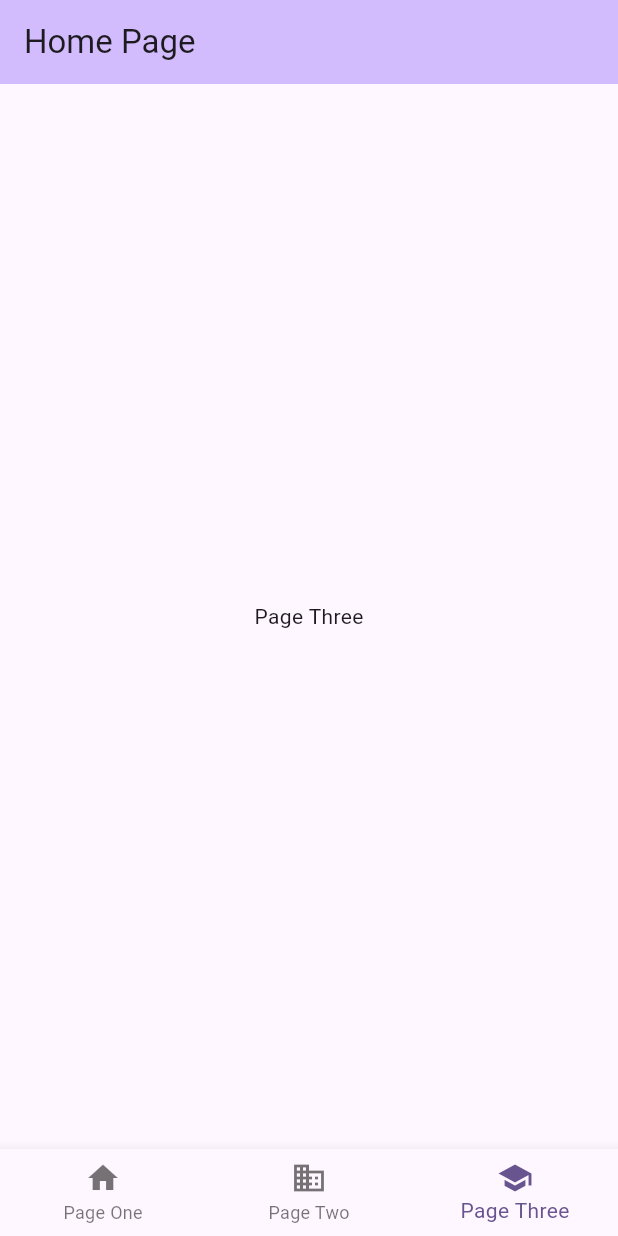
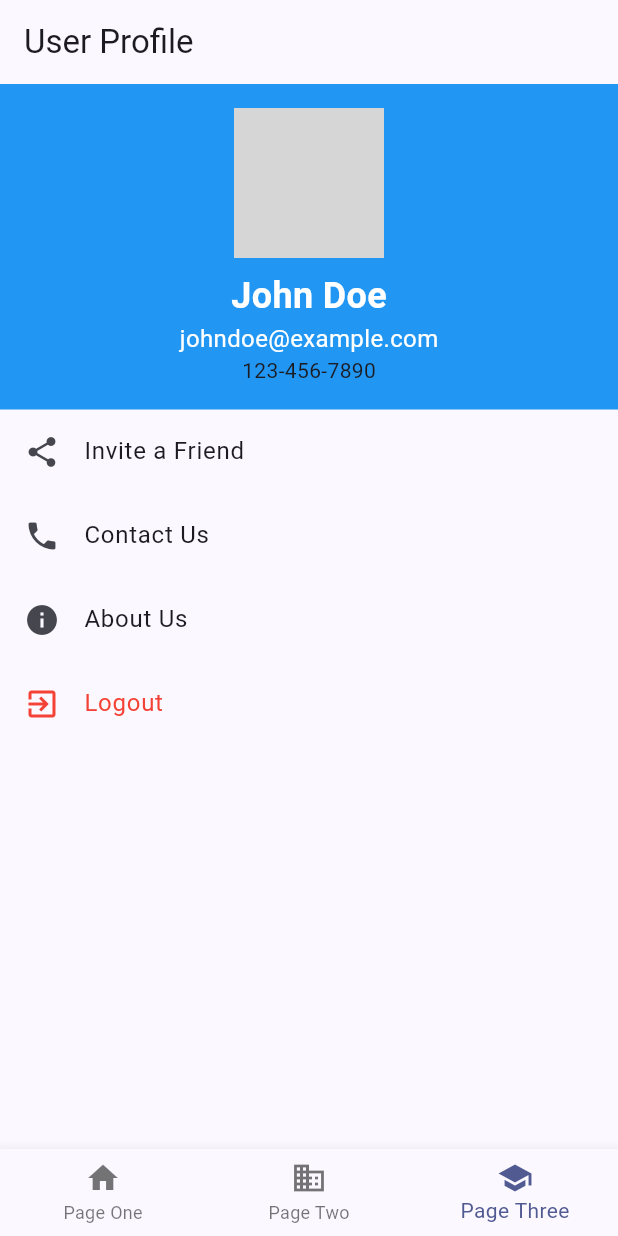
Before and after one commit to Aditya2874/your_wellbeing, a Flutter app: the MyHomePage screen opened directly, item 3 of the bottom bar chosen, on a phone screen of 412 x 824 dp. Run offline on Flutter 3.47's test engine with Material 2 defaults, Android fonts, the light colour scheme and no system bars; our stand-ins replace flutter_native_splash, share, shared_preferences; accounts and stored records are empty; grey boxes are pictures that could not be loaded.

Commit message:
User Profile layout implemented Need to add more options

```diff
--- a/lib/main.dart
+++ b/lib/main.dart
@@ -17,7 +17,7 @@ class MyApp extends StatelessWidget {
     return MaterialApp(
       title: 'Your WellBeing',
       theme: ThemeData(
-        colorScheme: ColorScheme.fromSeed(seedColor: Colors.deepPurple),
+        colorScheme: ColorScheme.fromSeed(seedColor: Colors.indigo),
         useMaterial3: true,
       ),
       home: IntroductionScreen(),
@@ -40,7 +40,7 @@ class _MyHomePageState extends State<MyHomePage> {
   final List<Widget> _pages = [
     familyInfo(),
     healthInfo(),
-    userProfile()
+    UserProfile()
   ];
 
   void _onItemTapped(int index) {
@@ -52,10 +52,6 @@ class _MyHomePageState extends State<MyHomePage> {
   @override
   Widget build(BuildContext context) {
     return Scaffold(
-      appBar: AppBar(
-        backgroundColor: Theme.of(context).colorScheme.inversePrimary,
-        title: Text(widget.title),
-      ),
       body: Center(
         child: _pages.elementAt(_selectedIndex),
       ),
--- a/lib/signUp.dart
+++ b/lib/signUp.dart
@@ -1,5 +1,6 @@
 import 'package:flutter/cupertino.dart';
 import 'package:flutter/material.dart';
+import 'package:shared_preferences/shared_preferences.dart';
 import 'package:your_wellbeing/login.dart';
 import 'package:your_wellbeing/main.dart';
 
@@ -35,7 +36,9 @@ class signUp extends StatelessWidget{
               obscureText: true,
             ),
             ElevatedButton(
-              onPressed: () {
+              onPressed: () async {
+                SharedPreferences prefs = await SharedPreferences.getInstance();
+                prefs.setBool('loggedIn', true);
                 // Navigate to the home screen
                 Navigator.pushReplacement(
                   context,
--- a/lib/userProfile.dart
+++ b/lib/userProfile.dart
@@ -1,12 +1,161 @@
+import 'package:flutter/material.dart';
+import 'package:share/share.dart';
+import 'package:shared_preferences/shared_preferences.dart';
+import 'package:your_wellbeing/signUp.dart';
 
-import 'package:flutter/cupertino.dart';
+class UserProfile extends StatelessWidget {
+  const UserProfile({super.key});
 
-class userProfile extends StatelessWidget{
+
   @override
   Widget build(BuildContext context) {
-    return Center(
-      child: Text('Page Three'),
+    return Scaffold(
+      appBar: AppBar(
+        title: Text('User Profile'),
+      ),
+      body: ListView(
+        children: [
+          UserHeader(),
+          ListTile(
+            leading: Icon(Icons.share),
+            title: Text('Invite a Friend'),
+            onTap: () {
+              Share.share("Hello! Welcome to Your WellBeing");
+            },
+          ),
+          ListTile(
+            leading: Icon(Icons.phone),
+            title: Text('Contact Us'),
+            onTap: () {
+              // Navigate to the Contact Us screen (you need to define it)
+              Navigator.of(context).push(
+                MaterialPageRoute(
+                  builder: (context) => ContactUsScreen(),
+                ),
+              );
+            },
+          ),
+          ListTile(
+            leading: Icon(Icons.info),
+            title: Text('About Us'),
+            onTap: () {
+              // Navigate to the About Us screen (you need to define it)
+              Navigator.of(context).push(
+                MaterialPageRoute(
+                  builder: (context) => AboutUsScreen(),
+                ),
+              );
+            },
+          ),
+          ListTile(
+            leading: Icon(Icons.exit_to_app),
+            title: Text('Logout'),
+            textColor: Colors.red,
+            iconColor: Colors.red,
+            onTap: () async {
+              showDialog(
+                context: context,
+                builder: (BuildContext context) {
+                  return AlertDialog(
+                    title: Text('Logout Confirmation'),
+                    content: Text('Are you sure you want to log out?'),
+                    actions: [
+                      TextButton(
+                        onPressed: () async {
+                          Navigator.of(context).pop();
+                          var pref = await SharedPreferences.getInstance();
+                          pref.clear();
+                          Navigator.of(context).pushReplacement(
+                            MaterialPageRoute(
+                              builder: (context) => signUp(),
+                            ),
+                          );
+                        },
+                        child: Text('Yes'),
+                      ),
+                      TextButton(
+                        onPressed: () {
+                          Navigator.of(context).pop();
+                        },
+                        child: Text('No'),
+                      ),
+                    ],
+                  );
+                },
+              );
+            },
+          ),
+        ],
+      ),
     );
   }
+}
 
+class UserHeader extends StatelessWidget {
+  const UserHeader({super.key});
+
+  @override
+  Widget build(BuildContext context) {
+    return Container(
+      padding: EdgeInsets.all(16.0),
+      alignment: Alignment.center,
+      color: Colors.blue,
+      child: const Column(
+        children: [
+          CircleAvatar(
+            radius: 50,
+            backgroundImage: AssetImage("coding.png"), // Replace with your image path
+          ),
+          SizedBox(height: 8.0),
+          Text(
+            'John Doe',
+            style: TextStyle(
+              fontSize: 24.0,
+              fontWeight: FontWeight.bold,
+              color: Colors.white,
+            ),
+          ),
+          Text(
+            'johndoe@example.com',
+            style: TextStyle(
+              fontSize: 16.0,
+              color: Colors.white,
+            ),
+          ),
+          Text('123-456-7890')
+        ],
+      ),
+    );
+  }
 }
+class ContactUsScreen extends StatelessWidget {
+  const ContactUsScreen({super.key});
+
+  @override
+  Widget build(BuildContext context) {
+    return Scaffold(
+      appBar: AppBar(
+        title: Text('Contact Us'),
+      ),
+      body: Center(
+        child: Text('Contact Us information and form go here.'),
+      ),
+    );
+  }
+}
+
+class AboutUsScreen extends StatelessWidget {
+  const AboutUsScreen({super.key});
+
+  @override
+  Widget build(BuildContext context) {
+    return Scaffold(
+      appBar: AppBar(
+        title: Text('About Us'),
+      ),
+      body: Center(
+        child: Text('About Us information goes here.'),
+      ),
+    );
+  }
+}
--- a/pubspec.yaml
+++ b/pubspec.yaml
@@ -21,6 +21,7 @@ dependencies:
   cupertino_icons: ^1.0.2
   shared_preferences: ^2.0.13
   flutter_native_splash: ^2.3.2
+  share: ^2.0.0
 dev_dependencies:
   flutter_test:
     sdk: flutter
```
Also changed, not shown: lib/healthInfo.dart (+8 -2 lines), lib/introductionPage.dart (+5 -12 lines), pubspec.lock.
